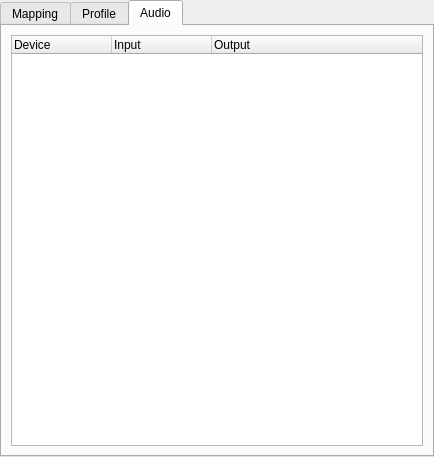
Before: the Qt Designer form ui/src/inputoutputpatcheditor.ui in mcallegari/qlcplus, drawn with Qt 5.
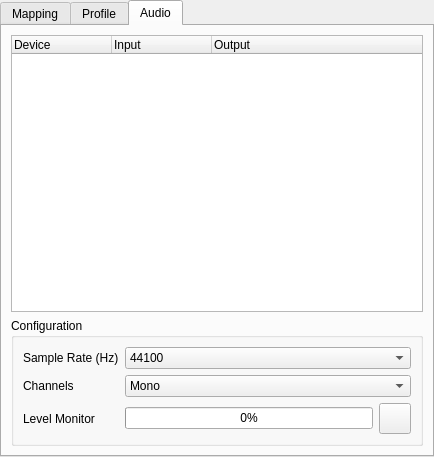
After: the same form once the commit is applied. The open tabs and pages were chosen to show the change. Icons and pictures are not drawn.

Commit message: Audio Input: It is now possible to select the audio input format (sample rate and channels)

Patch:
```diff
--- a/ui/src/inputoutputpatcheditor.ui
+++ b/ui/src/inputoutputpatcheditor.ui
@@ -248,6 +248,130 @@
          </column>
         </widget>
        </item>
+       <item row="1" column="0">
+        <widget class="QGroupBox" name="groupBox">
+         <property name="title">
+          <string>Configuration</string>
+         </property>
+         <layout class="QGridLayout" name="gridLayout_5">
+          <item row="0" column="0">
+           <widget class="QLabel" name="label">
+            <property name="text">
+             <string>Sample Rate (Hz)</string>
+            </property>
+           </widget>
+          </item>
+          <item row="1" column="0">
+           <widget class="QLabel" name="label_2">
+            <property name="text">
+             <string>Channels</string>
+            </property>
+           </widget>
+          </item>
+          <item row="2" column="0">
+           <widget class="QLabel" name="label_3">
+            <property name="text">
+             <string>Level Monitor</string>
+            </property>
+           </widget>
+          </item>
+          <item row="2" column="1">
+           <widget class="QProgressBar" name="m_levelProgress">
+            <property name="maximum">
+             <number>32767</number>
+            </property>
+            <property name="value">
+             <number>0</number>
+            </property>
+            <property name="format">
+             <string notr="true">%p%</string>
+            </property>
+           </widget>
+          </item>
+          <item row="2" column="2">
+           <widget class="QToolButton" name="m_audioPreviewButton">
+            <property name="text">
+             <string notr="true"/>
+            </property>
+            <property name="icon">
+             <iconset resource="qlcui.qrc">
+              <normaloff>:/player_play.png</normaloff>:/player_play.png</iconset>
+            </property>
+            <property name="iconSize">
+             <size>
+              <width>24</width>
+              <height>24</height>
+             </size>
+            </property>
+            <property name="checkable">
+             <bool>true</bool>
+            </property>
+           </widget>
+          </item>
+          <item row="1" column="1" colspan="2">
+           <widget class="QComboBox" name="m_chansCombo">
+            <item>
+             <property name="text">
+              <string notr="true">Mono</string>
+             </property>
+            </item>
+            <item>
+             <property name="text">
+              <string notr="true">Stereo</string>
+             </property>
+            </item>
+           </widget>
+          </item>
+          <item row="0" column="1" colspan="2">
+           <widget class="QComboBox" name="m_srateCombo">
+            <property name="currentIndex">
+             <number>5</number>
+            </property>
+            <item>
+             <property name="text">
+              <string notr="true">8000</string>
+             </property>
+            </item>
+            <item>
+             <property name="text">
+              <string notr="true">11025</string>
+             </property>
+            </item>
+            <item>
+             <property name="text">
+              <string notr="true">16000</string>
+             </property>
+            </item>
+            <item>
+             <property name="text">
+              <string notr="true">22050</string>
+             </property>
+            </item>
+            <item>
+             <property name="text">
+              <string notr="true">32000</string>
+             </property>
+            </item>
+            <item>
+             <property name="text">
+              <string notr="true">44100</string>
+             </property>
+            </item>
+            <item>
+             <property name="text">
+              <string notr="true">48000</string>
+             </property>
+            </item>
+            <item>
+             <property name="text">
+              <string notr="true">96000</string>
+             </property>
+            </item>
+           </widget>
+          </item>
+         </layout>
+        </widget>
+       </item>
       </layout>
      </widget>
     </widget>
```
Left out of the diff: 4 changed lines with no effect on the pictures. The commit also changes 14 other files.
